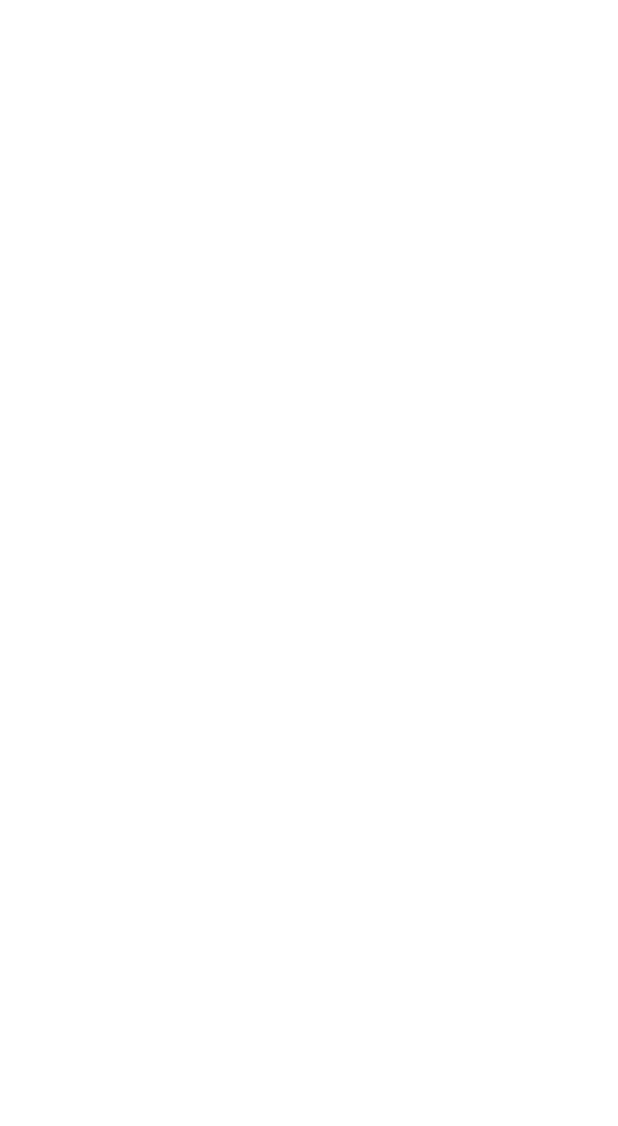
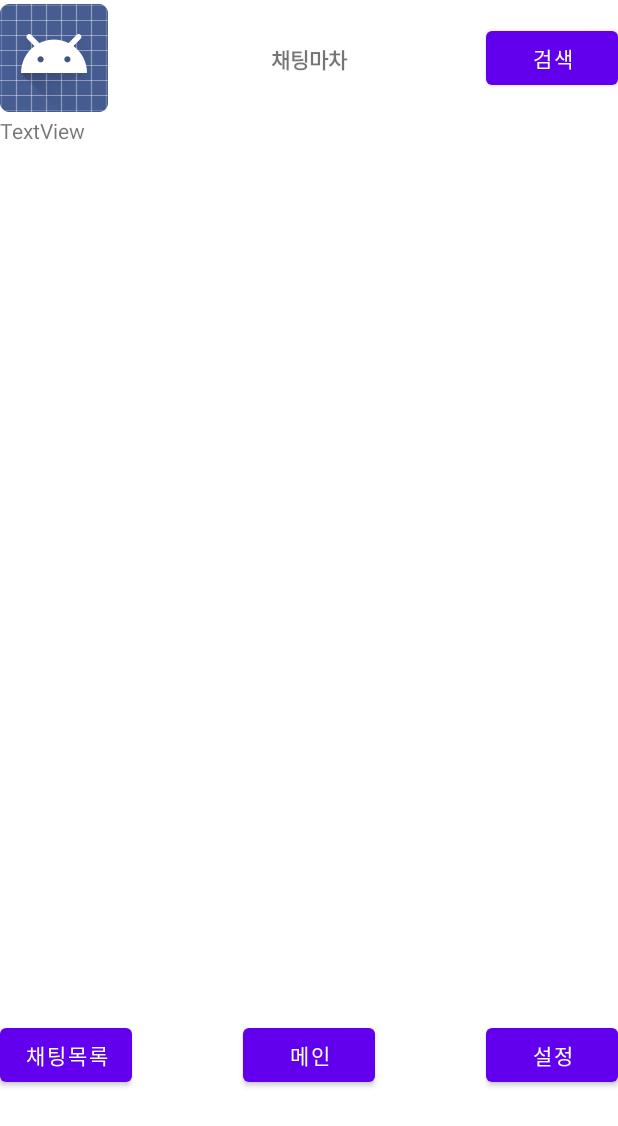
Before and after one commit to Chatting-Bar/Chatting-Bar-Android, an Android app: the screen it shows after launch (LoginActivity), on a phone screen of 412 x 824 dp. Before the commit the part shown is empty. Shown: the top 1126 px of the screen. Run offline under Robolectric (Android 15) with nearby library versions, the phone set to English and light mode, and no system bars.

Commit message:
[FEAT]: 메인화면 버튼 배치

```diff
--- a/app/src/main/res/layout/activity_main.xml
+++ b/app/src/main/res/layout/activity_main.xml
@@ -7,6 +7,101 @@
     android:layout_height="match_parent"
     tools:context=".LoginActivity"
     android:orientation="vertical"
-    android:id="@+id/MainLayout">
+    android:id="@+id/MainLayout"
+    >
+
+    <androidx.constraintlayout.widget.ConstraintLayout
+        android:layout_width="match_parent"
+        android:layout_height="77dp"
+        android:id="@+id/Tool_Bar">
+
+        <ImageView
+            android:id="@+id/User_Image"
+            android:layout_width="wrap_content"
+            android:layout_height="wrap_content"
+            app:layout_constraintBottom_toBottomOf="parent"
+            app:layout_constraintStart_toStartOf="parent"
+            app:layout_constraintTop_toTopOf="parent"
+            app:srcCompat="@android:drawable/sym_def_app_icon" />
+
+        <TextView
+            android:id="@+id/App_Title"
+            android:layout_width="146dp"
+            android:layout_height="20dp"
+            android:text="채팅마차"
+            android:textStyle="bold"
+            android:textAlignment="center"
+            app:layout_constraintBottom_toBottomOf="parent"
+            app:layout_constraintEnd_toEndOf="parent"
+            app:layout_constraintStart_toStartOf="parent"
+            app:layout_constraintTop_toTopOf="parent" />
+
+        <Button
+            android:id="@+id/Search_button"
+            android:layout_width="wrap_content"
+            android:layout_height="wrap_content"
+            android:text="검색"
+            app:layout_constraintBottom_toBottomOf="parent"
+            app:layout_constraintEnd_toEndOf="parent"
+            app:layout_constraintTop_toTopOf="parent" />
+
+    </androidx.constraintlayout.widget.ConstraintLayout>
+
+    <ScrollView
+        android:layout_width="match_parent"
+        android:layout_height="598dp">
+
+        <LinearLayout
+            android:layout_width="match_parent"
+            android:layout_height="wrap_content"
+            android:orientation="vertical">
+
+            <TextView
+                android:id="@+id/textView"
+                android:layout_width="match_parent"
+                android:layout_height="wrap_content"
+                android:text="TextView" />
+
+            <ListView
+                android:layout_width="match_parent"
+                android:layout_height="match_parent" />
+
+        </LinearLayout>
+    </ScrollView>
+
+    <androidx.constraintlayout.widget.ConstraintLayout
+        android:layout_width="match_parent"
+        android:layout_height="55dp"
+        android:id = "@+id/Bottom_Bar">
+
+        <Button
+            android:id="@+id/ChattingList_button"
+            android:layout_width="wrap_content"
+            android:layout_height="wrap_content"
+            android:text="채팅목록"
+            app:layout_constraintBottom_toBottomOf="parent"
+            app:layout_constraintStart_toStartOf="parent"
+            app:layout_constraintTop_toTopOf="parent" />
+
+        <Button
+            android:id="@+id/Main_button"
+            android:layout_width="wrap_content"
+            android:layout_height="wrap_content"
+            android:text="메인"
+            app:layout_constraintBottom_toBottomOf="parent"
+            app:layout_constraintEnd_toEndOf="parent"
+            app:layout_constraintStart_toStartOf="parent"
+            app:layout_constraintTop_toTopOf="parent" />
+
+        <Button
+            android:id="@+id/Setting_button"
+            android:layout_width="wrap_content"
+            android:layout_height="wrap_content"
+            android:text="설정"
+            app:layout_constraintBottom_toBottomOf="parent"
+            app:layout_constraintEnd_toEndOf="parent"
+            app:layout_constraintTop_toTopOf="parent" />
+    </androidx.constraintlayout.widget.ConstraintLayout>
+
 
 </LinearLayout>
```
